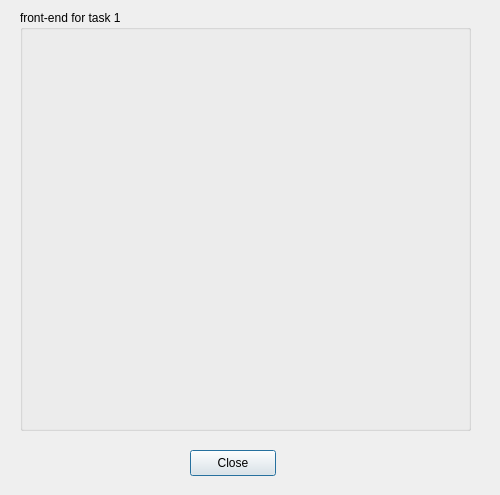
Old version of the form task1.ui in the repository v01z/qt_2.
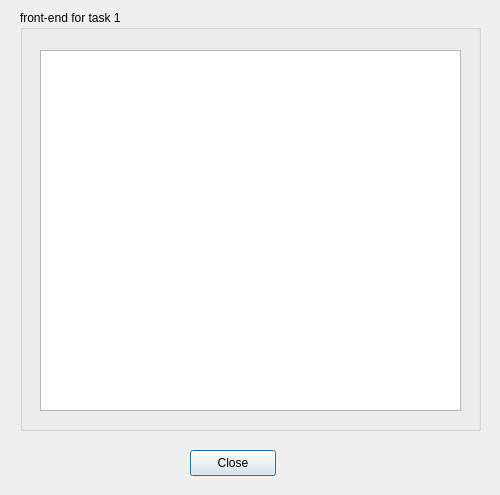
New version of the form.

```diff
--- a/task1.ui
+++ b/task1.ui
@@ -18,13 +18,23 @@
     <rect>
      <x>20</x>
      <y>10</y>
-     <width>451</width>
+     <width>461</width>
      <height>421</height>
     </rect>
    </property>
    <property name="title">
     <string>front-end for task 1</string>
    </property>
+   <widget class="QPlainTextEdit" name="plainTextEdit">
+    <property name="geometry">
+     <rect>
+      <x>20</x>
+      <y>40</y>
+      <width>421</width>
+      <height>361</height>
+     </rect>
+    </property>
+   </widget>
   </widget>
   <widget class="QPushButton" name="btnClose">
    <property name="geometry">
```
